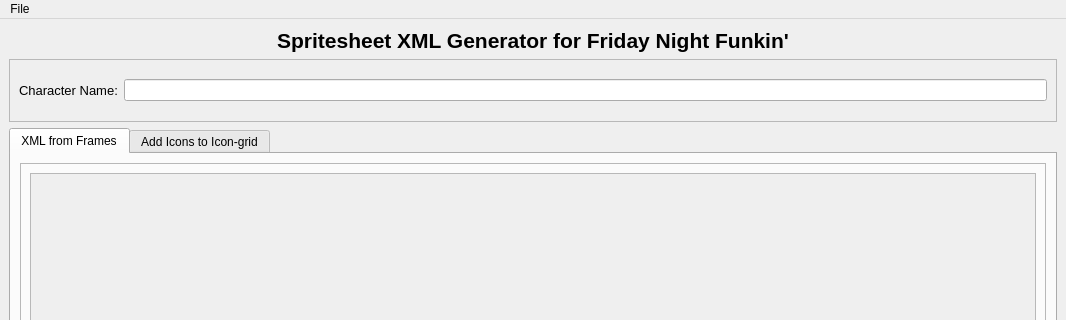
Old version of the form NewXMLPngUI.ui in the repository UncertainProd/FnF-Spritesheet-and-XML-Maker; both pictures show x 0 to 1066 and y 0 to 320 of the 1066 by 790 pixel window.
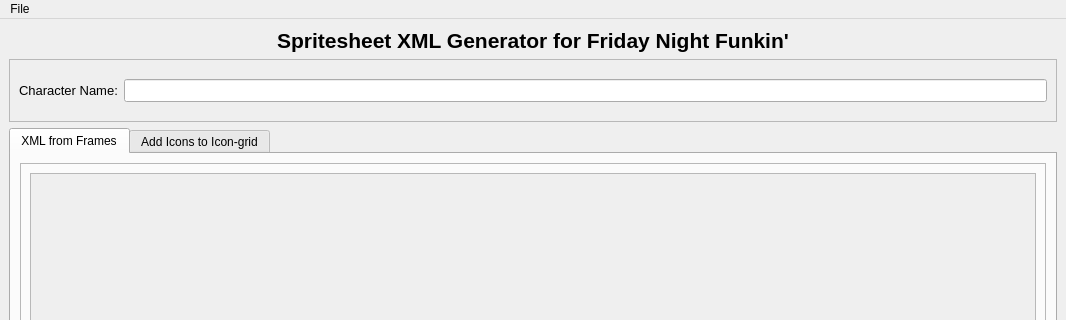
New version of the form.

Commit message: minor refactors to variable names etc

Diff of the .ui file:
```diff
--- a/NewXMLPngUI.ui
+++ b/NewXMLPngUI.ui
@@ -54,7 +54,13 @@
         </widget>
        </item>
        <item>
-        <widget class="QLineEdit" name="charname_textbox"/>
+        <widget class="QLineEdit" name="charname_textbox">
+         <property name="font">
+          <font>
+           <pointsize>10</pointsize>
+          </font>
+         </property>
+        </widget>
        </item>
       </layout>
      </widget>
```
Left out of the diff: 2 changed lines with no effect on the pictures. The commit also changes 1 other file.
